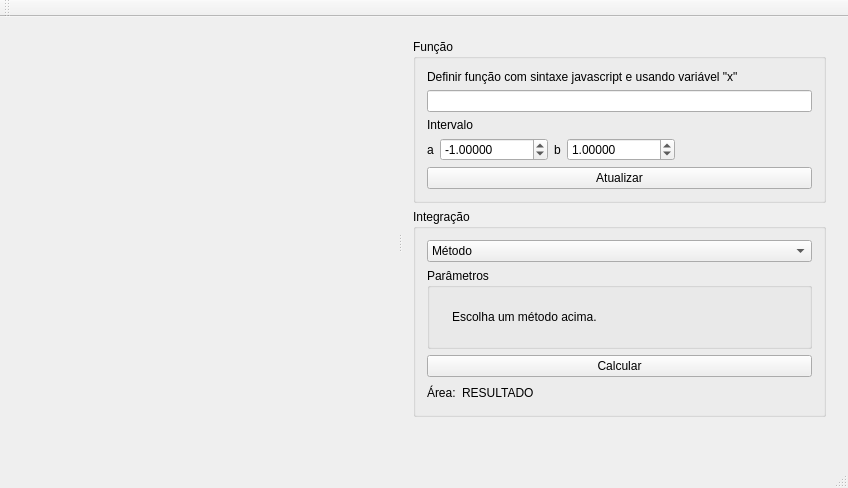
First picture: the form in IntegracaoNumerica/mainwindow.ui, repository RicardoBusta/Metodos-2, before the edit.
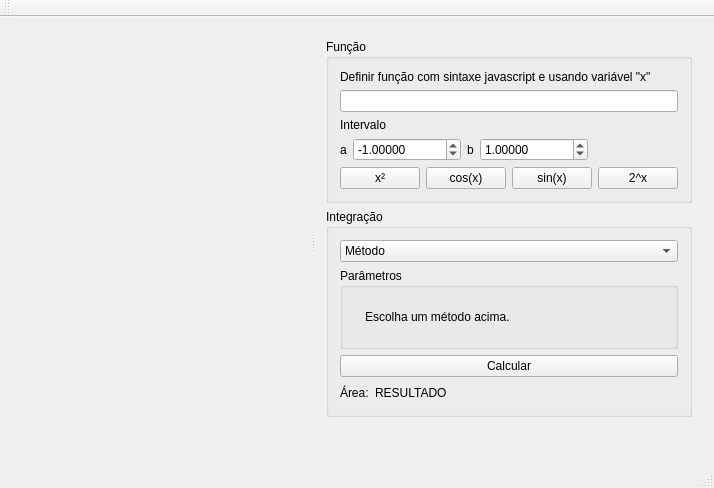
Second picture: the form after the edit. Custom widgets are drawn as their Qt base class.

Patch:
```diff
--- a/IntegracaoNumerica/mainwindow.ui
+++ b/IntegracaoNumerica/mainwindow.ui
@@ -6,7 +6,7 @@
    <rect>
     <x>0</x>
     <y>0</y>
-    <width>848</width>
+    <width>681</width>
     <height>488</height>
    </rect>
   </property>
@@ -133,11 +133,36 @@
             </layout>
            </item>
            <item>
-            <widget class="QPushButton" name="update_graphic_pushButton">
-             <property name="text">
-              <string>Atualizar</string>
-             </property>
-            </widget>
+            <layout class="QHBoxLayout" name="horizontalLayout">
+             <item>
+              <widget class="QPushButton" name="x2_pushButton">
+               <property name="text">
+                <string>x²</string>
+               </property>
+              </widget>
+             </item>
+             <item>
+              <widget class="QPushButton" name="cos_pushButton">
+               <property name="text">
+                <string>cos(x)</string>
+               </property>
+              </widget>
+             </item>
+             <item>
+              <widget class="QPushButton" name="sin_pushButton">
+               <property name="text">
+                <string>sin(x)</string>
+               </property>
+              </widget>
+             </item>
+             <item>
+              <widget class="QPushButton" name="twox_pushButton">
+               <property name="text">
+                <string>2^x</string>
+               </property>
+              </widget>
+             </item>
+            </layout>
            </item>
           </layout>
          </widget>
```
Left out of the diff: 2 changed lines with no effect on the pictures.
